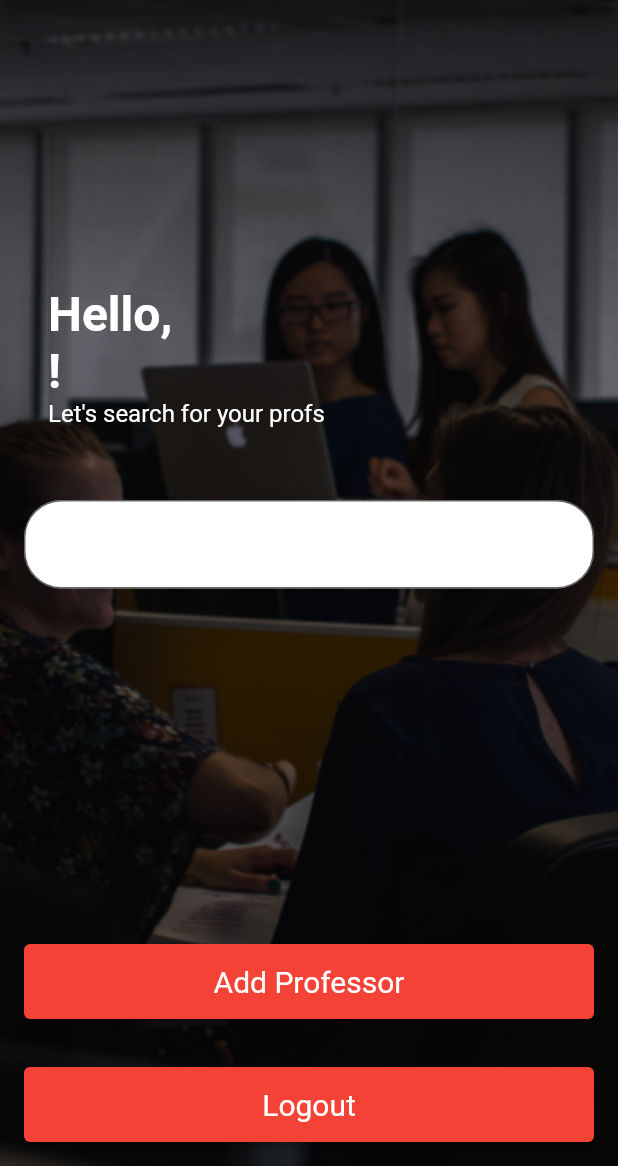
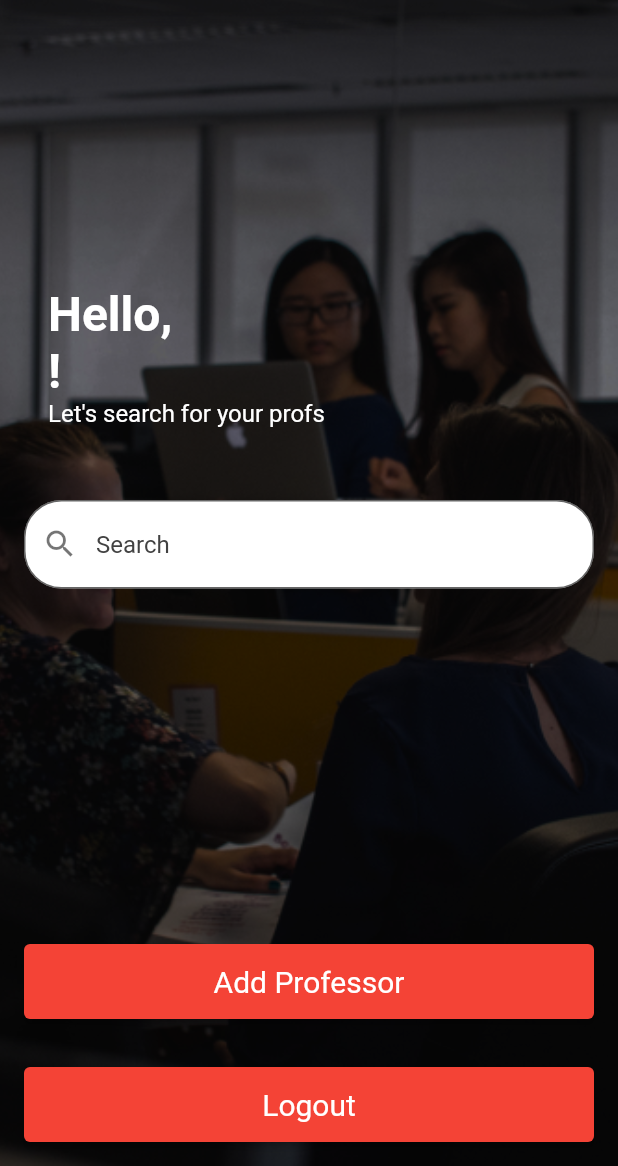
Before and after one commit to trasyipapo/profs_and_cons, a Flutter app: the screen it shows once a user with an empty profile is signed in, on a phone screen of 412 x 824 dp, the part 70-1236 px from its top. Run offline on Flutter 3.47's test engine with Material 2 defaults, Android fonts, the phone set to English and light mode, and no system bars; our stand-ins replace cloud_firestore, firebase_auth, firebase_core, flutter_rating_bar, font_awesome_flutter, google_sign_in; missing offline and left inert: dart:html; accounts and stored records are empty; Roboto replaces fonts that are missing (GoogleSans).

Commit message:
small search adjustments

```diff
--- a/lib/pages/search.dart
+++ b/lib/pages/search.dart
@@ -83,38 +83,36 @@ class _SearchPageState extends State<SearchPage> {
                         ],
                       ))),
               Padding(
-                  padding: const EdgeInsets.all(16.0),
-                  child: TextField(
-                    // suggestions: profs
-                    //     .map(
-                    //       (e) => SearchFieldListItem<Professor>(
-                    //         e.name,
-                    //         item: e,
-                    //       ),
-                    //     )
-                    //     .toList(),
-                    // suggestionState: Suggestion.expand,
-                    textInputAction: TextInputAction.next,
+                padding: const EdgeInsets.all(16.0),
+                child: TextField(
+                    textInputAction: TextInputAction.search,
                     controller: myController,
                     onSubmitted: (String query) {
                       Navigator.of(context).push(MaterialPageRoute(
                           builder: (context) => SearchResults(query: query)));
                     },
-
+                    cursorColor: Colors.blue,
+                    cursorHeight: 20,
+                    cursorWidth: 2,
                     decoration: InputDecoration(
+                      prefixIcon: const Icon(
+                        Icons.search,
+                        color: Colors.black54,
+                      ),
                       filled: true,
                       fillColor: Colors.white,
+                      border: OutlineInputBorder(
+                        borderRadius: BorderRadius.circular(25.0),
+                      ),
                       focusedBorder: OutlineInputBorder(
-                        borderSide: BorderSide(
-                          color: Colors.white.withOpacity(0.8),
-                        ),
+                        borderSide:
+                            const BorderSide(color: Colors.blue, width: 2.0),
+                        borderRadius: BorderRadius.circular(25.0),
                       ),
-                      border: const OutlineInputBorder(
-                          borderSide: BorderSide(color: Colors.red),
-                          borderRadius:
-                              BorderRadius.all(Radius.circular(25.0))),
-                    ),
-                  )),
+                      hintStyle: TextStyle(color: Colors.grey[800]),
+                      hintText: "Search",
+                    )),
+              ),
               const Spacer(),
               // Padding(
               //     padding: const EdgeInsets.all(16.0),
--- a/lib/pages/search_results.dart
+++ b/lib/pages/search_results.dart
@@ -1,3 +1,5 @@
+import 'dart:html';
+
 import 'package:flutter/material.dart';
 import 'package:profs_and_cons/pages/search.dart';
 import 'package:profs_and_cons/styles.dart';
@@ -69,7 +71,9 @@ class _SearchResultsState extends State<SearchResults> {
                             filteredProfs.retainWhere((prof) => prof.name
                                 .toLowerCase()
                                 .contains(query.toLowerCase()));
-
+                            if (filteredProfs.length == 0) {
+                              return const Text('No results found');
+                            } else {
                               return ListView.builder(
                                 scrollDirection: Axis.vertical,
                                 shrinkWrap: true,
@@ -88,6 +92,7 @@ class _SearchResultsState extends State<SearchResults> {
                                   ));
                                 },
                               );
+                            }
                           } else {
                             return const Center(
                               child: CircularProgressIndicator(),
```
Lines whose indentation alone changed are shown as unchanged.
